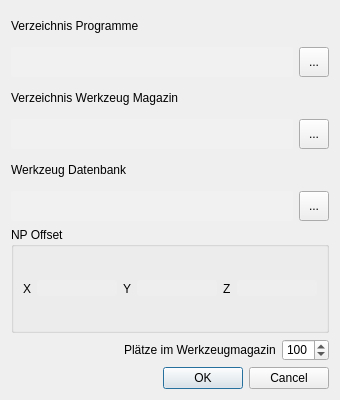
Old version of the form Dialoge/dialog_settings.ui in the repository mikejg/CamHelper.
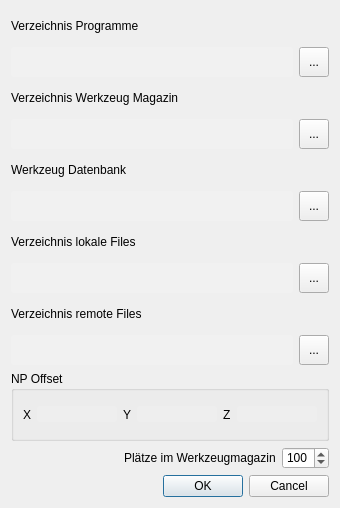
New version of the form. Custom widgets are drawn as their Qt base class.

Diff of the .ui file:
```diff
--- a/Dialoge/dialog_settings.ui
+++ b/Dialoge/dialog_settings.ui
@@ -7,7 +7,7 @@
     <x>0</x>
     <y>0</y>
     <width>340</width>
-    <height>400</height>
+    <height>508</height>
    </rect>
   </property>
   <property name="sizePolicy">
@@ -26,7 +26,7 @@
                              border-color: rgb(0, 128, 0);
                             selection-background-color: rgb(40, 76, 117);}</string>
   </property>
-  <layout class="QVBoxLayout" name="verticalLayout_2">
+  <layout class="QVBoxLayout" name="verticalLayout">
    <item>
     <widget class="QLabel" name="label_ProgrammDir">
      <property name="minimumSize">
@@ -201,6 +201,122 @@
      </item>
     </layout>
    </item>
+   <item>
+    <widget class="QLabel" name="label_LokalDir">
+     <property name="minimumSize">
+      <size>
+       <width>0</width>
+       <height>30</height>
+      </size>
+     </property>
+     <property name="maximumSize">
+      <size>
+       <width>16777215</width>
+       <height>30</height>
+      </size>
+     </property>
+     <property name="text">
+      <string>Verzeichnis lokale Files</string>
+     </property>
+    </widget>
+   </item>
+   <item>
+    <layout class="QHBoxLayout" name="horizontalLayout_8">
+     <item>
+      <widget class="MLineEdit" name="lineEdit_LocalDir">
+       <property name="minimumSize">
+        <size>
+         <width>0</width>
+         <height>30</height>
+        </size>
+       </property>
+       <property name="maximumSize">
+        <size>
+         <width>16777215</width>
+         <height>30</height>
+        </size>
+       </property>
+      </widget>
+     </item>
+     <item>
+      <widget class="QToolButton" name="toolButton_LokalDir">
+       <property name="minimumSize">
+        <size>
+         <width>30</width>
+         <height>30</height>
+        </size>
+       </property>
+       <property name="maximumSize">
+        <size>
+         <width>30</width>
+         <height>30</height>
+        </size>
+       </property>
+       <property name="text">
+        <string>...</string>
+       </property>
+      </widget>
+     </item>
+    </layout>
+   </item>
+   <item>
+    <widget class="QLabel" name="label_RemoteDir">
+     <property name="minimumSize">
+      <size>
+       <width>0</width>
+       <height>30</height>
+      </size>
+     </property>
+     <property name="maximumSize">
+      <size>
+       <width>16777215</width>
+       <height>30</height>
+      </size>
+     </property>
+     <property name="text">
+      <string>Verzeichnis remote Files</string>
+     </property>
+    </widget>
+   </item>
+   <item>
+    <layout class="QHBoxLayout" name="horizontalLayout_9">
+     <item>
+      <widget class="MLineEdit" name="lineEdit_RemoteDir">
+       <property name="minimumSize">
+        <size>
+         <width>0</width>
+         <height>30</height>
+        </size>
+       </property>
+       <property name="maximumSize">
+        <size>
+         <width>16777215</width>
+         <height>30</height>
+        </size>
+       </property>
+      </widget>
+     </item>
+     <item>
+      <widget class="QToolButton" name="toolButton_RemoteDir">
+       <property name="minimumSize">
+        <size>
+         <width>30</width>
+         <height>30</height>
+        </size>
+       </property>
+       <property name="maximumSize">
+        <size>
+         <width>30</width>
+         <height>30</height>
+        </size>
+       </property>
+       <property name="text">
+        <string>...</string>
+       </property>
+      </widget>
+     </item>
+    </layout>
+   </item>
    <item>
     <widget class="QGroupBox" name="groupBox_NPOffset">
      <property name="title">
@@ -241,8 +357,6 @@
     </widget>
    </item>
    <item>
-    <layout class="QVBoxLayout" name="verticalLayout">
-     <item>
       <layout class="QHBoxLayout" name="horizontalLayout_7">
        <item>
         <spacer name="horizontalSpacer">
@@ -279,8 +393,6 @@
           <number>100</number>
          </property>
         </widget>
-       </item>
-      </layout>
      </item>
     </layout>
    </item>
```
Lines whose indentation alone changed are shown as unchanged.
